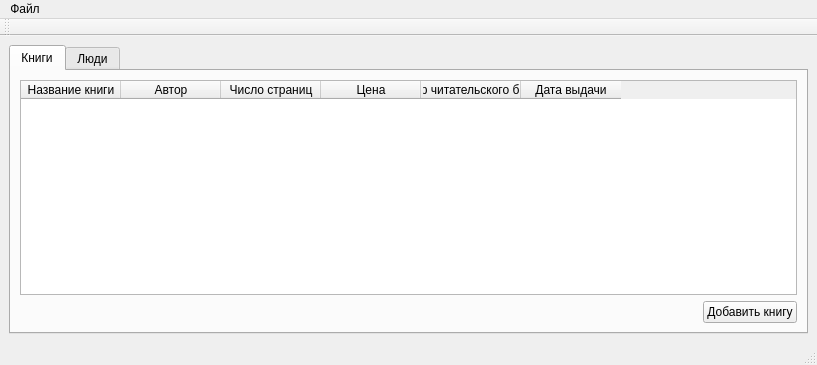
Qt form mainwindow.ui (qreodium/is_libary) before a commit.
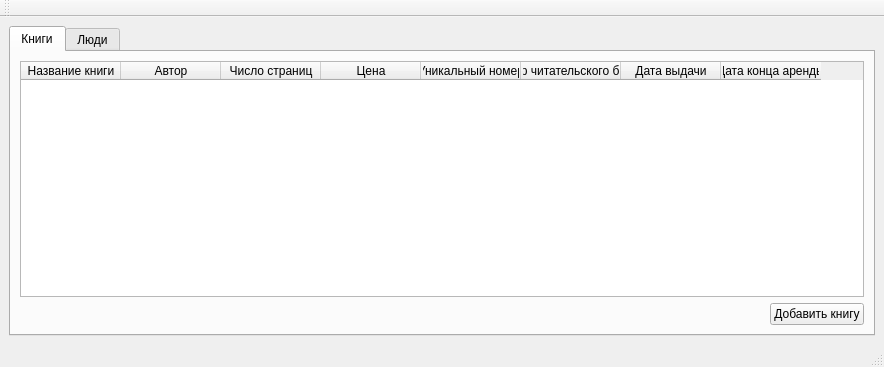
The same form after that commit. The open tabs and pages were chosen to show the change.

What changed in the file:
```diff
--- a/mainwindow.ui
+++ b/mainwindow.ui
@@ -6,8 +6,8 @@
    <rect>
     <x>0</x>
     <y>0</y>
-    <width>817</width>
-    <height>365</height>
+    <width>884</width>
+    <height>367</height>
    </rect>
   </property>
   <property name="windowTitle">
@@ -49,7 +49,7 @@
            <bool>true</bool>
           </property>
           <property name="sortingEnabled">
-           <bool>true</bool>
+           <bool>false</bool>
           </property>
           <column>
            <property name="text">
@@ -71,6 +71,11 @@
             <string>Цена</string>
            </property>
           </column>
+          <column>
+           <property name="text">
+            <string>Уникальный номер</string>
+           </property>
+          </column>
           <column>
            <property name="text">
             <string>Номер читательского билета</string>
@@ -81,6 +86,11 @@
             <string>Дата выдачи</string>
            </property>
           </column>
+          <column>
+           <property name="text">
+            <string>Дата конца аренды</string>
+           </property>
+          </column>
          </widget>
         </item>
         <item>
@@ -201,16 +211,10 @@
     <rect>
      <x>0</x>
      <y>0</y>
-     <width>817</width>
+     <width>884</width>
      <height>21</height>
     </rect>
    </property>
-   <widget class="QMenu" name="menu">
-    <property name="title">
-     <string>Файл</string>
-    </property>
-   </widget>
-   <addaction name="menu"/>
   </widget>
   <widget class="QStatusBar" name="statusbar"/>
   <widget class="QToolBar" name="toolBar">
```
